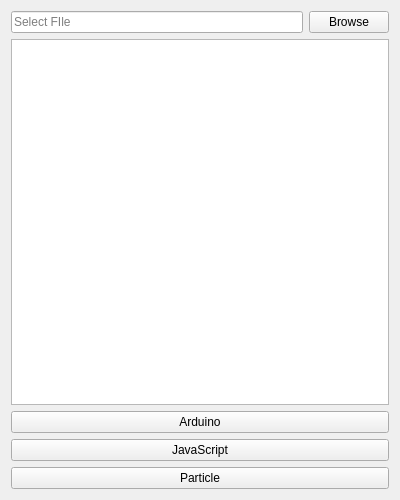
This is src/mainwindow.ui in JacksonLv/Duo_IDE_Choose as Qt 5 draws it before an edit. The edited form follows.
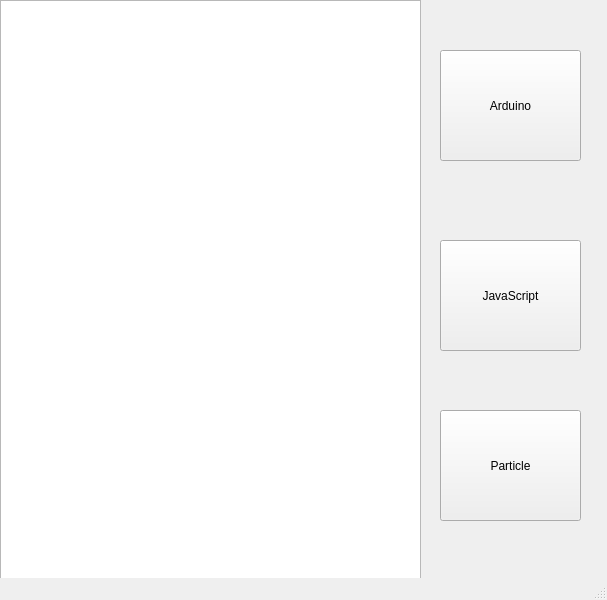
This is the edited form.

Patch:
```diff
--- a/src/mainwindow.ui
+++ b/src/mainwindow.ui
@@ -6,95 +6,66 @@
    <rect>
     <x>0</x>
     <y>0</y>
-    <width>400</width>
-    <height>500</height>
+    <width>607</width>
+    <height>600</height>
    </rect>
   </property>
-  <property name="sizePolicy">
-   <sizepolicy hsizetype="Preferred" vsizetype="Preferred">
-    <horstretch>0</horstretch>
-    <verstretch>0</verstretch>
-   </sizepolicy>
-  </property>
-  <property name="acceptDrops">
-   <bool>false</bool>
-  </property>
   <property name="windowTitle">
    <string>Duo-dfu - DUO DFU Flashing Utility</string>
   </property>
-  <property name="autoFillBackground">
-   <bool>false</bool>
-  </property>
-  <widget class="QWidget" name="centralWidget">
-   <property name="sizePolicy">
-    <sizepolicy hsizetype="MinimumExpanding" vsizetype="MinimumExpanding">
-     <horstretch>0</horstretch>
-     <verstretch>0</verstretch>
-    </sizepolicy>
-   </property>
-   <layout class="QVBoxLayout" name="verticalLayout">
-    <item>
-     <layout class="QGridLayout" name="gridLayout">
-      <item row="0" column="0">
-       <layout class="QHBoxLayout" name="horizontalLayout">
-        <item>
-         <widget class="QLineEdit" name="fileBrowseLineEdit">
-          <property name="readOnly">
-           <bool>false</bool>
-          </property>
-          <property name="placeholderText">
-           <string>Select FIle</string>
-          </property>
-         </widget>
-        </item>
-        <item>
-         <widget class="QPushButton" name="fileBrowseButton">
-          <property name="text">
-           <string>Browse</string>
-          </property>
-         </widget>
-        </item>
-       </layout>
-      </item>
-      <item row="4" column="0">
+  <widget class="QWidget" name="centralwidget">
        <widget class="QTextEdit" name="dfuResultsTextEdit">
-        <property name="readOnly">
-         <bool>true</bool>
-        </property>
-       </widget>
-      </item>
-      <item row="5" column="0">
+    <property name="geometry">
+     <rect>
+      <x>0</x>
+      <y>0</y>
+      <width>421</width>
+      <height>581</height>
+     </rect>
+    </property>
+   </widget>
        <widget class="QPushButton" name="ArduinoButton">
+    <property name="geometry">
+     <rect>
+      <x>440</x>
+      <y>50</y>
+      <width>141</width>
+      <height>111</height>
+     </rect>
+    </property>
         <property name="text">
          <string>Arduino</string>
         </property>
        </widget>
-      </item>
-      <item row="6" column="0">
        <widget class="QPushButton" name="JavaScriptButton">
+    <property name="geometry">
+     <rect>
+      <x>440</x>
+      <y>240</y>
+      <width>141</width>
+      <height>111</height>
+     </rect>
+    </property>
         <property name="text">
          <string>JavaScript</string>
         </property>
        </widget>
-      </item>
-      <item row="7" column="0">
        <widget class="QPushButton" name="ParticleButton">
+    <property name="geometry">
+     <rect>
+      <x>440</x>
+      <y>410</y>
+      <width>141</width>
+      <height>111</height>
+     </rect>
+    </property>
         <property name="text">
          <string>Particle</string>
         </property>
        </widget>
-      </item>
-     </layout>
-    </item>
-   </layout>
   </widget>
+  <widget class="QStatusBar" name="statusbar"/>
  </widget>
- <layoutdefault spacing="6" margin="11"/>
- <tabstops>
-  <tabstop>fileBrowseButton</tabstop>
-  <tabstop>JavaScriptButton</tabstop>
-  <tabstop>fileBrowseLineEdit</tabstop>
- </tabstops>
  <resources/>
  <connections/>
  <buttongroups>
```
Left out of the diff: 9 changed lines with no effect on the pictures. Lines whose indentation alone changed are shown as unchanged.
